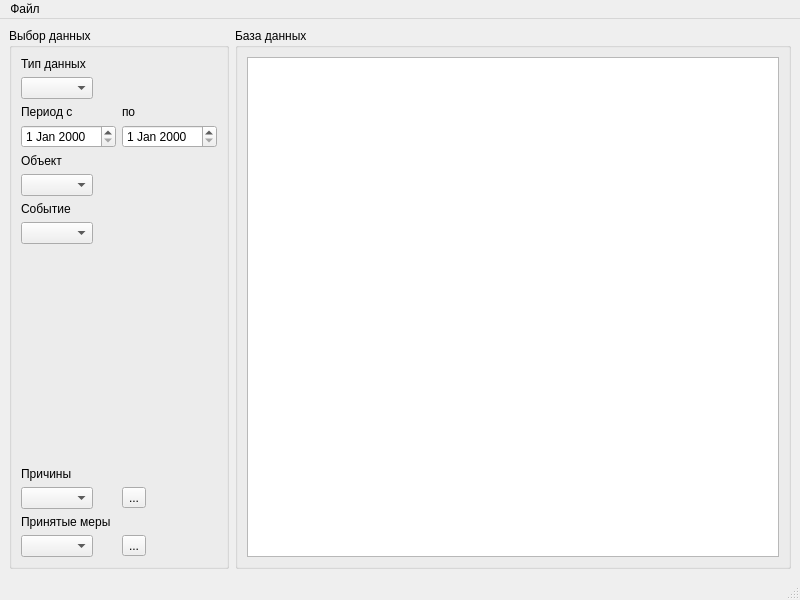
Before: the Qt Designer form m_db/MainWindow.ui in xXRadioHeadXx/start7, drawn with Qt 5.
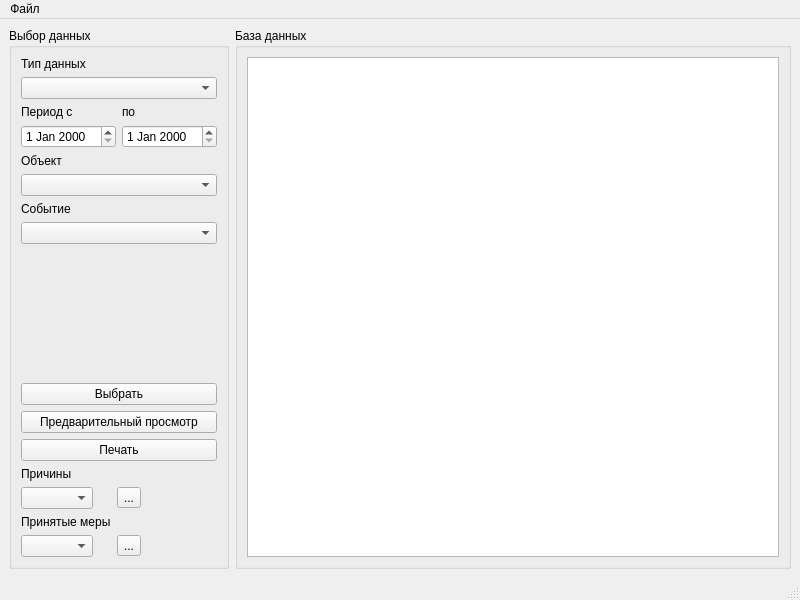
After: the same form once the commit is applied.

Diff of the .ui file:
```diff
--- a/m_db/MainWindow.ui
+++ b/m_db/MainWindow.ui
@@ -20,55 +20,62 @@
       <property name="title">
        <string>Выбор данных</string>
       </property>
-      <layout class="QFormLayout" name="formLayout">
-       <item row="0" column="0">
+      <layout class="QVBoxLayout" name="verticalLayout_2">
+       <item>
         <widget class="QLabel" name="label">
          <property name="text">
           <string>Тип данных</string>
          </property>
         </widget>
        </item>
-       <item row="2" column="0">
+       <item>
+        <widget class="QComboBox" name="comboBox"/>
+       </item>
+       <item>
+        <layout class="QFormLayout" name="formLayout">
+         <item row="0" column="0">
         <widget class="QLabel" name="label_2">
          <property name="text">
           <string>Период с</string>
          </property>
         </widget>
        </item>
-       <item row="2" column="1">
+         <item row="0" column="1">
         <widget class="QLabel" name="label_3">
          <property name="text">
           <string>по</string>
          </property>
         </widget>
        </item>
-       <item row="3" column="0">
+         <item row="1" column="0">
         <widget class="QDateEdit" name="dateEdit"/>
        </item>
-       <item row="3" column="1">
+         <item row="1" column="1">
         <widget class="QDateEdit" name="dateEdit_2"/>
        </item>
-       <item row="4" column="0">
+        </layout>
+       </item>
+       <item>
         <widget class="QLabel" name="label_4">
          <property name="text">
           <string>Объект</string>
          </property>
         </widget>
        </item>
-       <item row="5" column="0">
+       <item>
         <widget class="QComboBox" name="comboBox_2"/>
        </item>
-       <item row="6" column="0">
+       <item>
         <widget class="QLabel" name="label_5">
          <property name="text">
           <string>Событие</string>
          </property>
         </widget>
        </item>
-       <item row="7" column="0">
+       <item>
         <widget class="QComboBox" name="comboBox_3"/>
        </item>
-       <item row="8" column="0">
+       <item>
         <spacer name="verticalSpacer">
          <property name="orientation">
           <enum>Qt::Vertical</enum>
@@ -81,42 +88,76 @@
          </property>
         </spacer>
        </item>
-       <item row="9" column="0">
+       <item>
+        <widget class="QPushButton" name="pushButton">
+         <property name="text">
+          <string>Выбрать</string>
+         </property>
+        </widget>
+       </item>
+       <item>
+        <widget class="QPushButton" name="pushButton_2">
+         <property name="text">
+          <string>Предварительный просмотр</string>
+         </property>
+        </widget>
+       </item>
+       <item>
+        <widget class="QPushButton" name="pushButton_3">
+         <property name="text">
+          <string>Печать</string>
+         </property>
+        </widget>
+       </item>
+       <item>
+        <layout class="QFormLayout" name="formLayout_2">
+         <property name="sizeConstraint">
+          <enum>QLayout::SetNoConstraint</enum>
+         </property>
+         <property name="fieldGrowthPolicy">
+          <enum>QFormLayout::ExpandingFieldsGrow</enum>
+         </property>
+         <property name="labelAlignment">
+          <set>Qt::AlignJustify|Qt::AlignVCenter</set>
+         </property>
+         <property name="formAlignment">
+          <set>Qt::AlignJustify|Qt::AlignTop</set>
+         </property>
+         <item row="0" column="0">
         <widget class="QLabel" name="label_6">
          <property name="text">
           <string>Причины</string>
          </property>
         </widget>
        </item>
-       <item row="10" column="0">
+         <item row="1" column="0">
         <widget class="QComboBox" name="comboBox_4"/>
        </item>
-       <item row="10" column="1">
+         <item row="1" column="1">
         <widget class="QToolButton" name="toolButton">
          <property name="text">
           <string>...</string>
          </property>
         </widget>
        </item>
-       <item row="11" column="0">
+         <item row="2" column="0">
         <widget class="QLabel" name="label_7">
          <property name="text">
           <string>Принятые меры</string>
          </property>
         </widget>
        </item>
-       <item row="12" column="0">
+         <item row="3" column="0">
         <widget class="QComboBox" name="comboBox_5"/>
        </item>
-       <item row="12" column="1">
+         <item row="3" column="1">
         <widget class="QToolButton" name="toolButton_2">
          <property name="text">
           <string>...</string>
          </property>
         </widget>
        </item>
-       <item row="1" column="0">
-        <widget class="QComboBox" name="comboBox"/>
+        </layout>
        </item>
       </layout>
      </widget>
```
Lines whose indentation alone changed are shown as unchanged.
